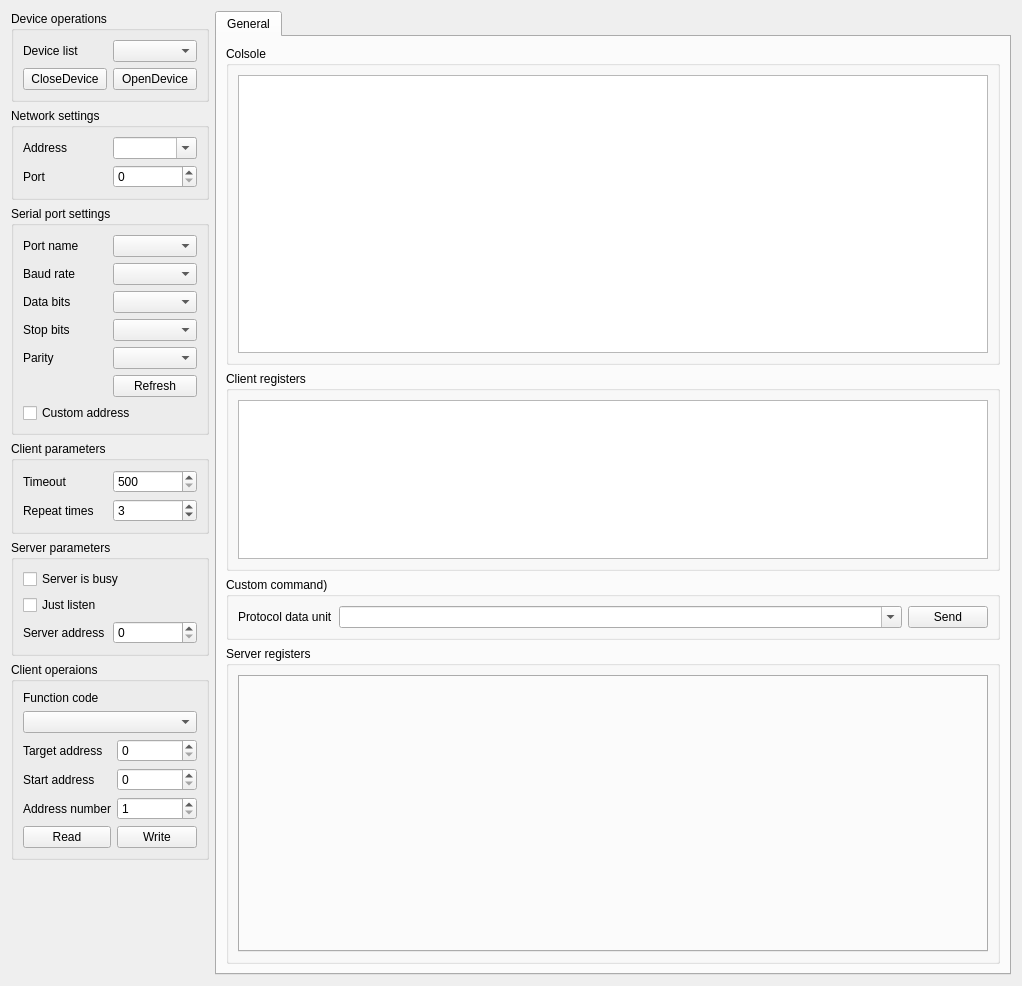
Old version of the form src/modbusui/SAKModbusUi.ui in the repository x-tools-author/x-tools.
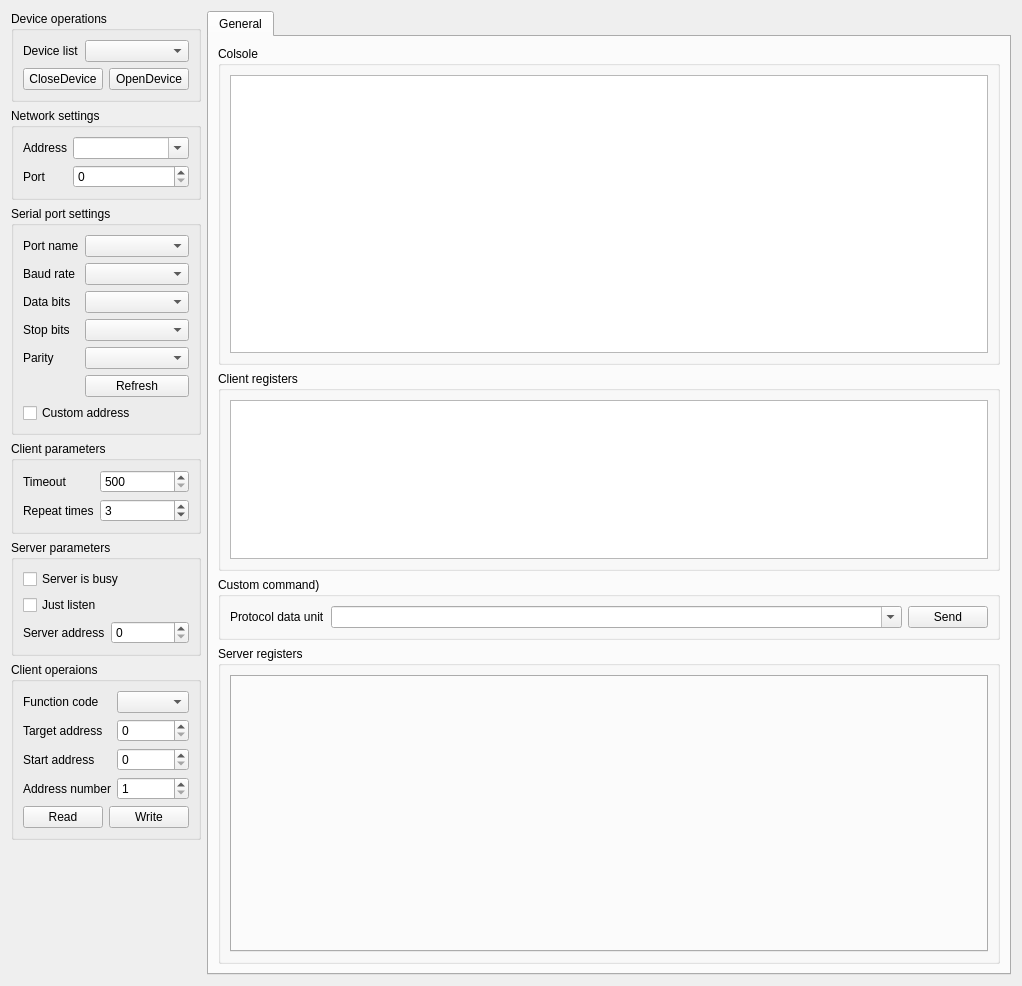
New version of the form.

Commit message: chore: update ui text

```diff
--- a/src/modbusui/SAKModbusUi.ui
+++ b/src/modbusui/SAKModbusUi.ui
@@ -22,6 +22,12 @@
      <layout class="QGridLayout" name="gridLayout_2">
       <item row="1" column="0">
        <widget class="QLabel" name="label_3">
+        <property name="sizePolicy">
+         <sizepolicy hsizetype="Fixed" vsizetype="Preferred">
+          <horstretch>0</horstretch>
+          <verstretch>0</verstretch>
+         </sizepolicy>
+        </property>
         <property name="text">
          <string>Port</string>
         </property>
@@ -43,6 +49,12 @@
       </item>
       <item row="0" column="0">
        <widget class="QLabel" name="label_2">
+        <property name="sizePolicy">
+         <sizepolicy hsizetype="Fixed" vsizetype="Preferred">
+          <horstretch>0</horstretch>
+          <verstretch>0</verstretch>
+         </sizepolicy>
+        </property>
         <property name="text">
          <string>Address</string>
         </property>
@@ -59,6 +71,12 @@
      <layout class="QGridLayout" name="gridLayout_3">
       <item row="0" column="0">
        <widget class="QLabel" name="label_4">
+        <property name="sizePolicy">
+         <sizepolicy hsizetype="Fixed" vsizetype="Preferred">
+          <horstretch>0</horstretch>
+          <verstretch>0</verstretch>
+         </sizepolicy>
+        </property>
         <property name="text">
          <string>Timeout</string>
         </property>
@@ -82,6 +100,12 @@
       </item>
       <item row="1" column="0">
        <widget class="QLabel" name="label_5">
+        <property name="sizePolicy">
+         <sizepolicy hsizetype="Fixed" vsizetype="Preferred">
+          <horstretch>0</horstretch>
+          <verstretch>0</verstretch>
+         </sizepolicy>
+        </property>
         <property name="text">
          <string>Repeat times</string>
         </property>
@@ -272,6 +296,12 @@
      <layout class="QGridLayout" name="gridLayout_5">
       <item row="2" column="0">
        <widget class="QLabel" name="label_10">
+        <property name="sizePolicy">
+         <sizepolicy hsizetype="Fixed" vsizetype="Preferred">
+          <horstretch>0</horstretch>
+          <verstretch>0</verstretch>
+         </sizepolicy>
+        </property>
         <property name="text">
          <string>Data bits</string>
         </property>
@@ -279,6 +309,12 @@
       </item>
       <item row="0" column="0">
        <widget class="QLabel" name="label_8">
+        <property name="sizePolicy">
+         <sizepolicy hsizetype="Fixed" vsizetype="Preferred">
+          <horstretch>0</horstretch>
+          <verstretch>0</verstretch>
+         </sizepolicy>
+        </property>
         <property name="text">
          <string>Port name</string>
         </property>
@@ -292,6 +328,12 @@
       </item>
       <item row="3" column="0">
        <widget class="QLabel" name="label_11">
+        <property name="sizePolicy">
+         <sizepolicy hsizetype="Fixed" vsizetype="Preferred">
+          <horstretch>0</horstretch>
+          <verstretch>0</verstretch>
+         </sizepolicy>
+        </property>
         <property name="text">
          <string>Stop bits</string>
         </property>
@@ -299,6 +341,12 @@
       </item>
       <item row="4" column="0">
        <widget class="QLabel" name="label_12">
+        <property name="sizePolicy">
+         <sizepolicy hsizetype="Fixed" vsizetype="Preferred">
+          <horstretch>0</horstretch>
+          <verstretch>0</verstretch>
+         </sizepolicy>
+        </property>
         <property name="text">
          <string>Parity</string>
         </property>
@@ -306,6 +354,12 @@
       </item>
       <item row="1" column="0">
        <widget class="QLabel" name="label_9">
+        <property name="sizePolicy">
+         <sizepolicy hsizetype="Fixed" vsizetype="Preferred">
+          <horstretch>0</horstretch>
+          <verstretch>0</verstretch>
+         </sizepolicy>
+        </property>
         <property name="text">
          <string>Baud rate</string>
         </property>
@@ -345,27 +399,49 @@
      <layout class="QGridLayout" name="gridLayout">
       <item row="0" column="0">
        <widget class="QLabel" name="label">
+        <property name="sizePolicy">
+         <sizepolicy hsizetype="Fixed" vsizetype="Preferred">
+          <horstretch>0</horstretch>
+          <verstretch>0</verstretch>
+         </sizepolicy>
+        </property>
         <property name="text">
          <string>Device list</string>
         </property>
        </widget>
       </item>
-      <item row="1" column="0">
+      <item row="0" column="1">
+       <widget class="QComboBox" name="devicesComboBox"/>
+      </item>
+      <item row="1" column="0" colspan="2">
+       <layout class="QHBoxLayout" name="horizontalLayout_3">
+        <property name="leftMargin">
+         <number>0</number>
+        </property>
+        <property name="topMargin">
+         <number>0</number>
+        </property>
+        <property name="rightMargin">
+         <number>0</number>
+        </property>
+        <property name="bottomMargin">
+         <number>0</number>
+        </property>
+        <item>
        <widget class="QPushButton" name="closeDevicePushButton">
         <property name="text">
          <string>CloseDevice</string>
         </property>
        </widget>
       </item>
-      <item row="1" column="1">
+        <item>
        <widget class="QPushButton" name="openDevicePushButton">
         <property name="text">
          <string>OpenDevice</string>
         </property>
        </widget>
       </item>
-      <item row="0" column="1">
-       <widget class="QComboBox" name="devicesComboBox"/>
+       </layout>
       </item>
      </layout>
     </widget>
@@ -382,43 +458,95 @@
       <string>Client operaions</string>
      </property>
      <layout class="QGridLayout" name="gridLayout_8">
-      <item row="2" column="0">
+      <item row="0" column="0">
+       <widget class="QLabel" name="label_17">
+        <property name="sizePolicy">
+         <sizepolicy hsizetype="Fixed" vsizetype="Preferred">
+          <horstretch>0</horstretch>
+          <verstretch>0</verstretch>
+         </sizepolicy>
+        </property>
+        <property name="text">
+         <string>Function code</string>
+        </property>
+       </widget>
+      </item>
+      <item row="0" column="1">
+       <widget class="QComboBox" name="functionCodeComboBox"/>
+      </item>
+      <item row="1" column="0">
        <widget class="QLabel" name="label_18">
+        <property name="sizePolicy">
+         <sizepolicy hsizetype="Fixed" vsizetype="Preferred">
+          <horstretch>0</horstretch>
+          <verstretch>0</verstretch>
+         </sizepolicy>
+        </property>
         <property name="text">
          <string>Target address</string>
         </property>
        </widget>
       </item>
-      <item row="2" column="1">
+      <item row="1" column="1">
        <widget class="QSpinBox" name="targetAddressSpinBox">
+        <property name="sizePolicy">
+         <sizepolicy hsizetype="Minimum" vsizetype="Fixed">
+          <horstretch>0</horstretch>
+          <verstretch>0</verstretch>
+         </sizepolicy>
+        </property>
         <property name="maximum">
          <number>255</number>
         </property>
        </widget>
       </item>
-      <item row="3" column="0">
+      <item row="2" column="0">
        <widget class="QLabel" name="label_19">
+        <property name="sizePolicy">
+         <sizepolicy hsizetype="Fixed" vsizetype="Preferred">
+          <horstretch>0</horstretch>
+          <verstretch>0</verstretch>
+         </sizepolicy>
+        </property>
         <property name="text">
          <string>Start address</string>
         </property>
        </widget>
       </item>
-      <item row="3" column="1">
+      <item row="2" column="1">
        <widget class="QSpinBox" name="startAddressSpinBox">
+        <property name="sizePolicy">
+         <sizepolicy hsizetype="Minimum" vsizetype="Fixed">
+          <horstretch>0</horstretch>
+          <verstretch>0</verstretch>
+         </sizepolicy>
+        </property>
         <property name="maximum">
          <number>65535</number>
         </property>
        </widget>
       </item>
-      <item row="4" column="0">
+      <item row="3" column="0">
        <widget class="QLabel" name="label_20">
+        <property name="sizePolicy">
+         <sizepolicy hsizetype="Fixed" vsizetype="Preferred">
+          <horstretch>0</horstretch>
+          <verstretch>0</verstretch>
+         </sizepolicy>
+        </property>
         <property name="text">
          <string>Address number</string>
         </property>
        </widget>
       </item>
-      <item row="4" column="1">
+      <item row="3" column="1">
        <widget class="QSpinBox" name="addressNumberSpinBox">
+        <property name="sizePolicy">
+         <sizepolicy hsizetype="Minimum" vsizetype="Fixed">
+          <horstretch>0</horstretch>
+          <verstretch>0</verstretch>
+         </sizepolicy>
+        </property>
         <property name="minimum">
          <number>1</number>
         </property>
@@ -427,29 +555,23 @@
         </property>
        </widget>
       </item>
-      <item row="5" column="0">
+      <item row="4" column="0" colspan="2">
+       <layout class="QHBoxLayout" name="horizontalLayout_2">
+        <item>
        <widget class="QPushButton" name="readPushButton">
         <property name="text">
          <string>Read</string>
         </property>
        </widget>
       </item>
-      <item row="5" column="1">
+        <item>
        <widget class="QPushButton" name="writePushButton">
         <property name="text">
          <string>Write</string>
         </property>
        </widget>
       </item>
-      <item row="1" column="0" colspan="2">
-       <widget class="QComboBox" name="functionCodeComboBox"/>
-      </item>
-      <item row="0" column="0" colspan="2">
-       <widget class="QLabel" name="label_17">
-        <property name="text">
-         <string>Function code</string>
-        </property>
-       </widget>
+       </layout>
       </item>
      </layout>
     </widget>
```
Lines whose indentation alone changed are shown as unchanged. The commit also changes 1 other file.
